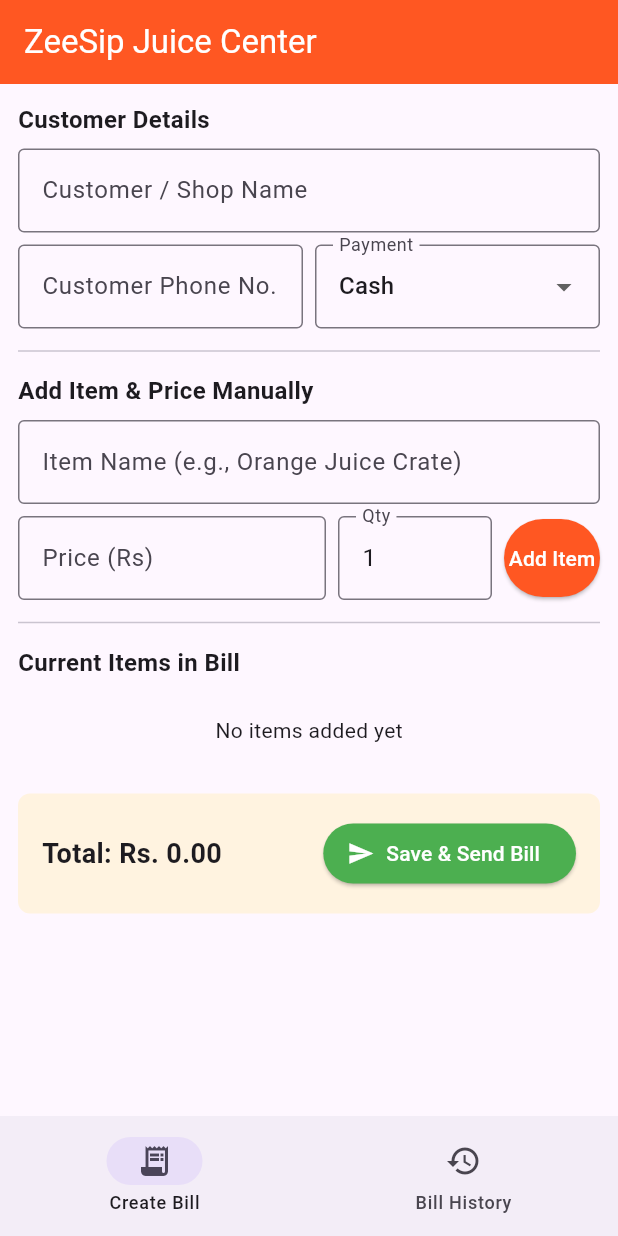
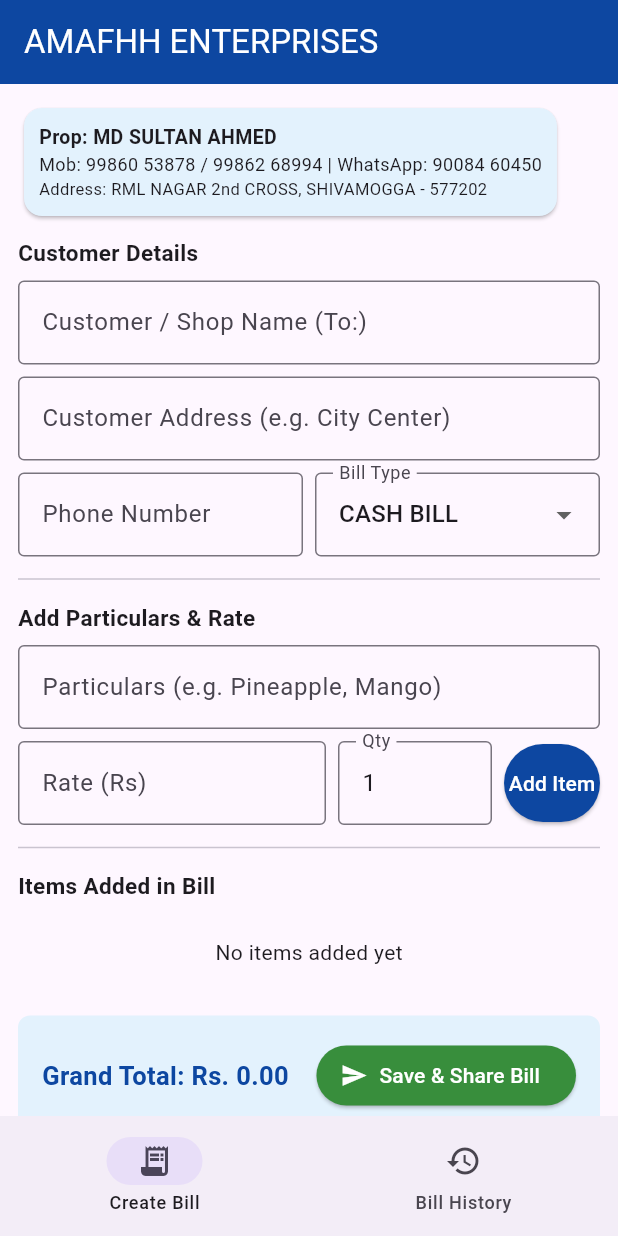
Before and after one commit to atheeqhussain22-oss/juice-billing-app, a Flutter app: the screen it shows after launch, on a phone screen of 412 x 824 dp. Run offline on Flutter 3.47's test engine with Material 3 defaults, Android fonts, the phone set to English and light mode, and no system bars; our stand-ins replace pdf, share_plus, sqflite; accounts and stored records are empty.

Commit message:
Rename ZeeSipApp to AmafhhApp and update UI

```diff
--- a/lib/main.dart
+++ b/lib/main.dart
@@ -7,18 +7,18 @@
   WidgetsFlutterBinding.ensureInitialized();
   runApp(const MaterialApp(
     debugShowCheckedModeBanner: false,
-    home: ZeeSipApp(),
+    home: AmafhhApp(),
   ));
 }
 
-class ZeeSipApp extends StatefulWidget {
-  const ZeeSipApp({super.key});
+class AmafhhApp extends StatefulWidget {
+  const AmafhhApp({super.key});
 
   @override
-  State<ZeeSipApp> createState() => _ZeeSipAppState();
+  State<AmafhhApp> createState() => _AmafhhAppState();
 }
 
-class _ZeeSipAppState extends State<ZeeSipApp> {
+class _AmafhhAppState extends State<AmafhhApp> {
   int _currentIndex = 0;
 
   @override
@@ -48,7 +48,8 @@
   // Customer Details
   final _customerController = TextEditingController();
   final _phoneController = TextEditingController();
-  String _paymentMode = 'Cash';
+  final _addressController = TextEditingController();
+  String _paymentMode = 'CASH';
 
   // Manual Item Entry Controllers
   final _itemNameController = TextEditingController();
@@ -63,11 +64,11 @@
     final qty = int.tryParse(_itemQtyController.text.trim()) ?? 1;
 
     if (name.isEmpty) {
-      ScaffoldMessenger.of(context).showSnackBar(const SnackBar(content: Text('Enter item name')));
+      ScaffoldMessenger.of(context).showSnackBar(const SnackBar(content: Text('Enter item/particular name')));
       return;
     }
     if (price <= 0) {
-      ScaffoldMessenger.of(context).showSnackBar(const SnackBar(content: Text('Enter a valid price')));
+      ScaffoldMessenger.of(context).showSnackBar(const SnackBar(content: Text('Enter a valid rate/price')));
       return;
     }
 
@@ -88,6 +89,7 @@
   Future<void> _saveAndSendBill() async {
     final customer = _customerController.text.trim();
     final phone = _phoneController.text.trim();
+    final address = _addressController.text.trim();
 
     if (customer.isEmpty) {
       ScaffoldMessenger.of(context).showSnackBar(
@@ -110,11 +112,11 @@
       items: _cart,
     );
 
-    // Triggers WhatsApp share with the PDF attached
     await PdfInvoiceService.generateAndShareInvoice(
       billId: billId,
       customerName: customer,
       customerPhone: phone,
+      customerAddress: address,
       dateTime: now,
       paymentMode: _paymentMode,
       totalAmount: _total,
@@ -126,6 +128,7 @@
         _cart.clear();
         _customerController.clear();
         _phoneController.clear();
+        _addressController.clear();
       });
     }
   }
@@ -134,8 +137,8 @@
   Widget build(BuildContext context) {
     return Scaffold(
       appBar: AppBar(
-        title: const Text('ZeeSip Juice Center'),
-        backgroundColor: Colors.deepOrange,
+        title: const Text('AMAFHH ENTERPRISES'),
+        backgroundColor: Colors.blue.shade900,
         foregroundColor: Colors.white,
       ),
       body: SingleChildScrollView(
@@ -144,12 +147,34 @@
           child: Column(
             crossAxisAlignment: CrossAxisAlignment.start,
             children: [
-              // Customer Section
-              const Text('Customer Details', style: TextStyle(fontWeight: FontWeight.bold, fontSize: 16)),
+              // Store Header Details Card
+              Card(
+                color: Colors.blue.shade50,
+                child: const Padding(
+                  padding: EdgeInsets.all(10.0),
+                  child: Column(
+                    crossAxisAlignment: CrossAxisAlignment.start,
+                    children: [
+                      Text('Prop: MD SULTAN AHMED', style: TextStyle(fontWeight: FontWeight.bold, fontSize: 13)),
+                      Text('Mob: 99860 53878 / 99862 68994 | WhatsApp: 90084 60450', style: TextStyle(fontSize: 12)),
+                      Text('Address: RML NAGAR 2nd CROSS, SHIVAMOGGA - 577202', style: TextStyle(fontSize: 11)),
+                    ],
+                  ),
+                ),
+              ),
+              const SizedBox(height: 10),
+
+              // Customer Details
+              const Text('Customer Details', style: TextStyle(fontWeight: FontWeight.bold, fontSize: 15)),
               const SizedBox(height: 8),
               TextField(
                 controller: _customerController,
-                decoration: const InputDecoration(labelText: 'Customer / Shop Name', border: OutlineInputBorder()),
+                decoration: const InputDecoration(labelText: 'Customer / Shop Name (To:)', border: OutlineInputBorder()),
+              ),
+              const SizedBox(height: 8),
+              TextField(
+                controller: _addressController,
+                decoration: const InputDecoration(labelText: 'Customer Address (e.g. City Center)', border: OutlineInputBorder()),
               ),
               const SizedBox(height: 8),
               Row(
@@ -158,18 +183,18 @@
                     child: TextField(
                       controller: _phoneController,
                       keyboardType: TextInputType.phone,
-                      decoration: const InputDecoration(labelText: 'Customer Phone No.', border: OutlineInputBorder()),
+                      decoration: const InputDecoration(labelText: 'Phone Number', border: OutlineInputBorder()),
                     ),
                   ),
                   const SizedBox(width: 8),
                   Expanded(
                     child: DropdownButtonFormField<String>(
                       value: _paymentMode,
-                      decoration: const InputDecoration(border: OutlineInputBorder(), labelText: 'Payment'),
+                      decoration: const InputDecoration(border: OutlineInputBorder(), labelText: 'Bill Type'),
                       items: const [
-                        DropdownMenuItem(value: 'Cash', child: Text('Cash')),
-                        DropdownMenuItem(value: 'UPI', child: Text('UPI')),
-                        DropdownMenuItem(value: 'Credit', child: Text('Credit (Udhar)')),
+                        DropdownMenuItem(value: 'CASH', child: Text('CASH BILL')),
+                        DropdownMenuItem(value: 'CREDIT', child: Text('CREDIT BILL')),
+                        DropdownMenuItem(value: 'UPI', child: Text('UPI / ONLINE')),
                       ],
                       onChanged: (val) => setState(() => _paymentMode = val!),
                     ),
@@ -179,11 +204,11 @@
               const Divider(height: 30),
 
               // Manual Item Entry Section
-              const Text('Add Item & Price Manually', style: TextStyle(fontWeight: FontWeight.bold, fontSize: 16)),
+              const Text('Add Particulars & Rate', style: TextStyle(fontWeight: FontWeight.bold, fontSize: 15)),
               const SizedBox(height: 8),
               TextField(
                 controller: _itemNameController,
-                decoration: const InputDecoration(labelText: 'Item Name (e.g., Orange Juice Crate)', border: OutlineInputBorder()),
+                decoration: const InputDecoration(labelText: 'Particulars (e.g. Pineapple, Mango)', border: OutlineInputBorder()),
               ),
               const SizedBox(height: 8),
               Row(
@@ -193,7 +218,7 @@
                     child: TextField(
                       controller: _itemPriceController,
                       keyboardType: TextInputType.number,
-                      decoration: const InputDecoration(labelText: 'Price (Rs)', border: OutlineInputBorder()),
+                      decoration: const InputDecoration(labelText: 'Rate (Rs)', border: OutlineInputBorder()),
                     ),
                   ),
                   const SizedBox(width: 8),
@@ -208,7 +233,7 @@
                   const SizedBox(width: 8),
                   ElevatedButton(
                     style: ElevatedButton.styleFrom(
-                      backgroundColor: Colors.deepOrange,
+                      backgroundColor: Colors.blue.shade900,
                       foregroundColor: Colors.white,
                       padding: const EdgeInsets.symmetric(vertical: 16),
                     ),
@@ -220,7 +245,7 @@
               const Divider(height: 30),
 
               // Items Table / Cart
-              const Text('Current Items in Bill', style: TextStyle(fontWeight: FontWeight.bold, fontSize: 16)),
+              const Text('Items Added in Bill', style: TextStyle(fontWeight: FontWeight.bold, fontSize: 15)),
               const SizedBox(height: 8),
               _cart.isEmpty
                   ? const Padding(
@@ -236,8 +261,13 @@
                         return Card(
                           margin: const EdgeInsets.symmetric(vertical: 4),
                           child: ListTile(
+                            leading: CircleAvatar(
+                              backgroundColor: Colors.blue.shade900,
+                              foregroundColor: Colors.white,
+                              child: Text('${idx + 1}'),
+                            ),
                             title: Text(item['name'], style: const TextStyle(fontWeight: FontWeight.bold)),
-                            subtitle: Text('Rs. ${item['price']} x ${item['qty']}'),
+                            subtitle: Text('Rate: Rs. ${item['price']}  |  Qty: ${item['qty']}'),
                             trailing: Row(
                               mainAxisSize: MainAxisSize.min,
                               children: [
@@ -256,16 +286,16 @@
               const SizedBox(height: 16),
               Container(
                 padding: const EdgeInsets.all(16),
-                decoration: BoxDecoration(color: Colors.orange.shade50, borderRadius: BorderRadius.circular(8)),
+                decoration: BoxDecoration(color: Colors.blue.shade50, borderRadius: BorderRadius.circular(8)),
                 child: Row(
                   mainAxisAlignment: MainAxisAlignment.spaceBetween,
                   children: [
-                    Text('Total: Rs. ${_total.toStringAsFixed(2)}', style: const TextStyle(fontSize: 18, fontWeight: FontWeight.bold)),
+                    Text('Grand Total: Rs. ${_total.toStringAsFixed(2)}', style: TextStyle(fontSize: 17, fontWeight: FontWeight.bold, color: Colors.blue.shade900)),
                     ElevatedButton.icon(
-                      style: ElevatedButton.styleFrom(backgroundColor: Colors.green, foregroundColor: Colors.white),
+                      style: ElevatedButton.styleFrom(backgroundColor: Colors.green.shade700, foregroundColor: Colors.white),
                       icon: const Icon(Icons.send),
                       onPressed: _saveAndSendBill,
-                      label: const Text('Save & Send Bill'),
+                      label: const Text('Save & Share Bill'),
                     ),
                   ],
                 ),
@@ -298,8 +328,8 @@
   Widget build(BuildContext context) {
     return Scaffold(
       appBar: AppBar(
-        title: const Text('ZeeSip Billing History'),
-        backgroundColor: Colors.deepOrange,
+        title: const Text('AMAFHH Billing History'),
+        backgroundColor: Colors.blue.shade900,
         foregroundColor: Colors.white,
       ),
       body: FutureBuilder<List<Map<String, dynamic>>>(
@@ -315,20 +345,21 @@
             itemBuilder: (context, idx) {
               final b = bills[idx];
               final date = DateTime.parse(b['date_time']);
-              final formattedDate = DateFormat('dd MMM yyyy, hh:mm a').format(date);
+              final formattedDate = DateFormat('dd/MM/yyyy').format(date);
+              final billNum = b['id'].toString().padLeft(3, '0');
 
               return ListTile(
                 leading: CircleAvatar(
-                  backgroundColor: Colors.deepOrange,
+                  backgroundColor: Colors.blue.shade900,
                   foregroundColor: Colors.white,
-                  child: Text('#${b['id']}'),
+                  child: Text('No.$billNum', style: const TextStyle(fontSize: 10)),
                 ),
                 title: Text(b['customer_name'], style: const TextStyle(fontWeight: FontWeight.bold)),
-                subtitle: Text('$formattedDate\nPayment: ${b['payment_mode']}'),
+                subtitle: Text('Date: $formattedDate | ${b['payment_mode']} BILL'),
                 trailing: Row(
                   mainAxisSize: MainAxisSize.min,
                   children: [
-                    Text('Rs. ${b['total_amount']}', style: const TextStyle(fontSize: 16, fontWeight: FontWeight.bold, color: Colors.green)),
+                    Text('Rs. ${b['total_amount']}', style: TextStyle(fontSize: 15, fontWeight: FontWeight.bold, color: Colors.blue.shade900)),
                     IconButton(
                       icon: const Icon(Icons.share, color: Colors.green),
                       onPressed: () async {
@@ -337,6 +368,7 @@
                           billId: b['id'],
                           customerName: b['customer_name'],
                           customerPhone: '',
+                          customerAddress: '',
                           dateTime: b['date_time'],
                           paymentMode: b['payment_mode'],
                           totalAmount: (b['total_amount'] as num).toDouble(),
```
